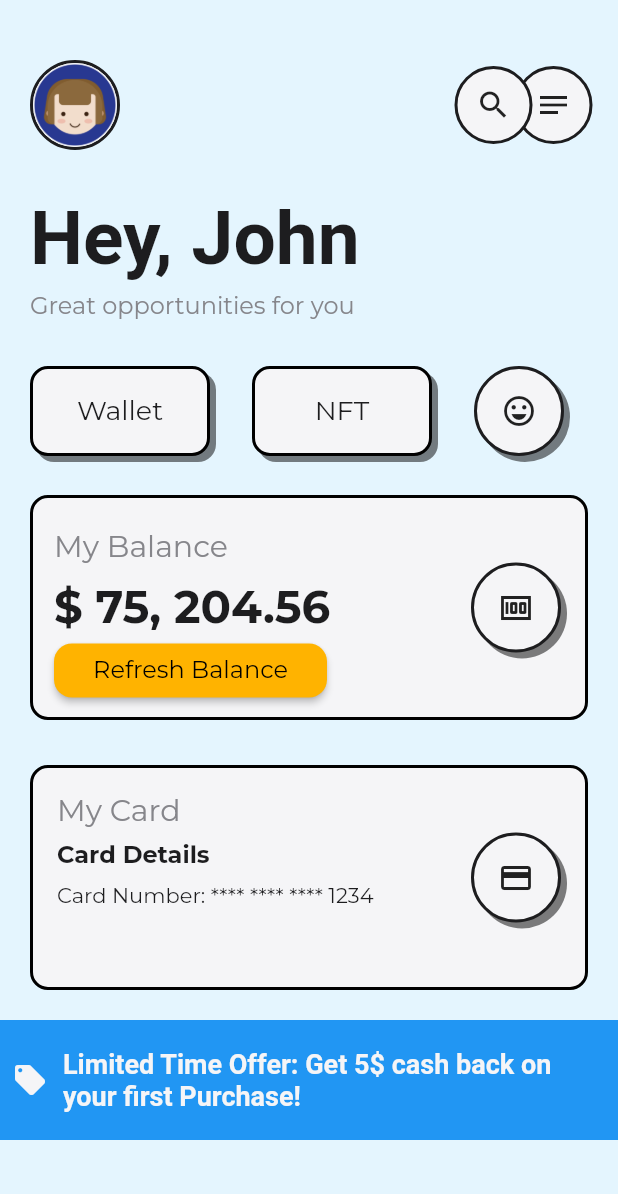
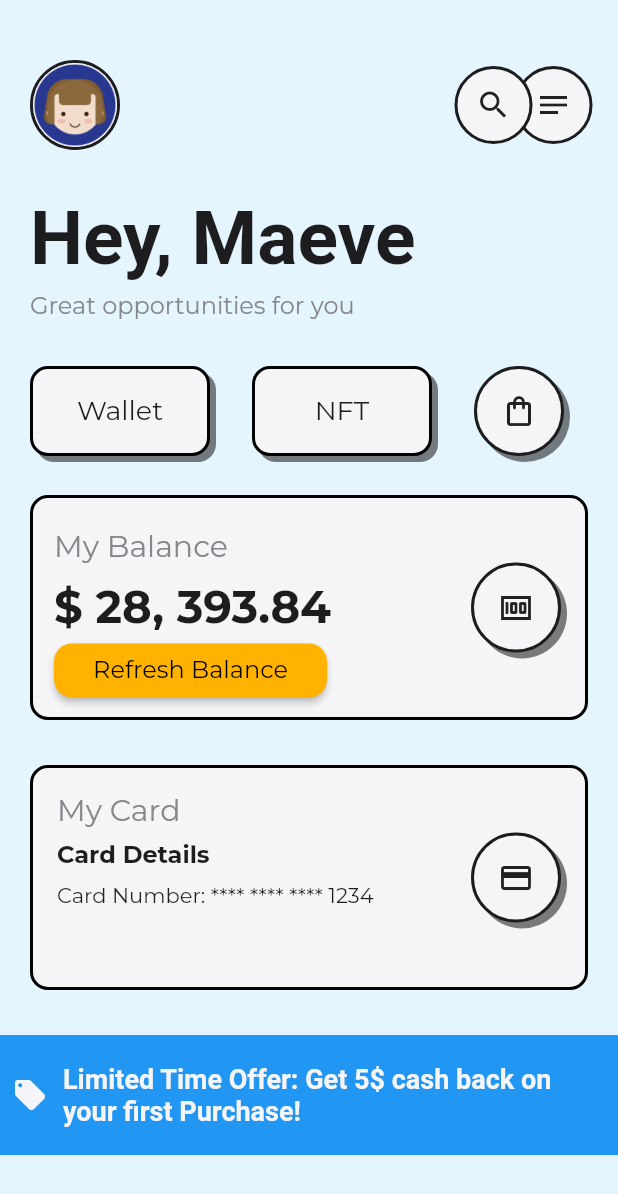
Before and after one commit to gauransh18/cryptoApp_ui, a Flutter app: the screen it shows after launch, after a tap on "Go for crypto", on a phone screen of 412 x 824 dp. Shown: the top 1194 px of the screen. Run offline on Flutter 3.47's test engine with Material 2 defaults, Android fonts, the light colour scheme and no system bars; our stand-ins replace animated_text_kit, google_fonts.

Commit message:
ui improvements

```diff
--- a/lib/contants.dart
+++ b/lib/contants.dart
@@ -1,10 +1,13 @@
 import 'package:flutter/material.dart';
 
-String name = 'John';
+String name = 'Maeve';
 String welcomeText = 'Great opportunities for you';
+String startTitle = 'Welcome\nto the\nCrypto UI';
+String startText = 'Welcome to Cryto UI, where you can effortlessly and securely buy and sell a wide range of digital currencies. Enjoy the convenience of conducting transactions anytime and from anywhere, ensuring a safe and user-friendly experience.';
 
 String avatarPath = 'assets/avatar.png';
-String balance = '75, 204.56';
+String balance = '28, 393.84';
+
 
 Color bg_white = Color(0xFFf5f5f7);
 Color txt_black = Color(0xFF1d1d1f);
--- a/lib/homepage.dart
+++ b/lib/homepage.dart
@@ -5,12 +5,13 @@ import 'package:flutter/material.dart';
 import 'package:google_fonts/google_fonts.dart';
 import 'package:animated_text_kit/animated_text_kit.dart';
 import 'routes.dart';
+import 'contants.dart';
 
 class HomePage extends StatefulWidget {
-  const HomePage({super.key});
+  const HomePage({Key? key}) : super(key: key);
 
   @override
-  State<HomePage> createState() => _HomePageState();
+  _HomePageState createState() => _HomePageState();
 }
 
 class _HomePageState extends State<HomePage> {
@@ -18,37 +19,27 @@ class _HomePageState extends State<HomePage> {
   Widget build(BuildContext context) {
     return Container(
       decoration: BoxDecoration(
-        color: Colors.blue[300],
+        //color: Colors.blue[300]
+        color: Color(0xFF48C5FF),
+        //color: Colors.transparent
       ),
       child: Scaffold(
         backgroundColor: Colors.transparent,
         body: SingleChildScrollView(
-            child:
-                Column(mainAxisAlignment: MainAxisAlignment.center, children: [
+          child: Column(
+            mainAxisAlignment: MainAxisAlignment.center,
+            children: [
+              // Title Section
               Center(
                 child: Padding(
                   padding: const EdgeInsets.only(top: 50.0),
                   child: Container(
-                    child: Text('THE BEST\nPLATFORM\nFOR\nCRYPTO',
+                    child: Text(
+                      startTitle,
                       textAlign: TextAlign.center,
-                        style:
-                        //  TextStyle(
-                        //   fontFamily: 'Futura',
-                        //   fontSize: 65,
-                        //   color: Colors.white,
-                        //   shadows: [
-                        //     Shadow(
-                        //       //    blurRadius: 10.0,
-                        //       color: Colors.black,
-                        //       offset: Offset(4, 4),
-                        //     ),
-                        //   ],
-                        // )
-
-                        GoogleFonts.notoSans(
+                      style: GoogleFonts.notoSans(
                         shadows: [
                           Shadow(
-                              //    blurRadius: 10.0,
                             color: Colors.black,
                             offset: Offset(4, 4),
                           ),
@@ -64,18 +55,18 @@ class _HomePageState extends State<HomePage> {
                   ),
                 ),
               ),
+              // Description Section
               Padding(
                 padding: const EdgeInsets.only(top: 30.0),
                 child: Padding(
-                  padding: EdgeInsets.fromLTRB(14, 0, 14, 14),
-                  //  width: 250.0,
+                  padding: const EdgeInsets.fromLTRB(14, 0, 14, 14),
                   child: SizedBox(
                     height: 100,
                     child: AnimatedTextKit(
                       totalRepeatCount: 1,
                       animatedTexts: [
                         TyperAnimatedText(
-                            'Our crptocurrency selling service allows you to easily and securely buy and sell a variety of digital currencies. Anytime and anywhere',
+                          startText,
                           textAlign: TextAlign.center,
                           textStyle: GoogleFonts.gruppo(
                             textStyle: TextStyle(
@@ -84,27 +75,29 @@ class _HomePageState extends State<HomePage> {
                               fontWeight: FontWeight.normal,
                               fontStyle: FontStyle.normal,
                             ),
-                            )),
+                          ),
+                        ),
                       ],
                     ),
                   ),
                 ),
               ),
+              // Button Section
               Padding(
-                padding: EdgeInsets.fromLTRB(8, 8, 8, 8),
+                padding: const EdgeInsets.all(8),
                 child: Container(
                   width: 250,
                   height: 75,
                   child: Padding(
-                    padding: EdgeInsets.fromLTRB(8, 8, 8, 8),
+                    padding: const EdgeInsets.all(8),
                     child: GestureDetector(
                       onTap: () {
                         Navigator.of(context).pushNamedAndRemoveUntil(
-                            routeOne, (route) => false);
+                          routeOne,
+                          (route) => false,
+                        );
                       },
                       child: Container(
-                        // width: 250,
-                        //   height: 100,
                         decoration: BoxDecoration(
                           border: Border.all(
                             color: Colors.black,
@@ -115,7 +108,6 @@ class _HomePageState extends State<HomePage> {
                             BoxShadow(
                               color: Colors.black.withOpacity(0.5),
                               offset: Offset(4, 4),
-                              //   blurRadius: 4,
                             ),
                           ],
                           color: bg_white,
@@ -136,56 +128,11 @@ class _HomePageState extends State<HomePage> {
                       ),
                     ),
                   ),
-
-                  //             Stack(children: [
-                  //               ElevatedButton(
-                  //                 onPressed: () {},
-                  //                 child: Text(
-                  //                   'Get Started',
-                  //                   style: GoogleFonts.gruppo(
-                  //                     color: Colors.black,
-                  //                     fontSize: 20,
-                  //                     fontWeight: FontWeight.normal,
-                  //                   ),
-                  //                 ),
-                  //                 style: ElevatedButton.styleFrom(
-                  //                   elevation: 0,
-                  //                   shadowColor: Colors.transparent,
-                  //                   primary: Colors.white,
-                  //                   shape: RoundedRectangleBorder(
-                  //                       borderRadius: BorderRadius.circular(12.0),
-                  //                       side: BorderSide(width: 2, color: Colors.black)),
-                  //                 ),
-                  //               ),
-                  //               Positioned.fill(
-                  //   child: Container(
-                  //     decoration: BoxDecoration(
-                  //       boxShadow: [
-                  //         BoxShadow(
-                  //           color: Colors.black.withOpacity(0.5),
-                  //           offset: Offset(4, 4),
-                  //           blurRadius: 4,
-                  //         ),
-                  //       ],
-                  //       borderRadius: BorderRadius.circular(12.0),
-                  //       color: Colors.transparent,
-                  //     ),
-                  //   ),
-                  // ),
-                  //             ]),
                 ),
               ),
-            ]),
-          )
-
-          // bottomSheet: Container(
-          //   width: double.infinity,
-          //   height: 50,
-
-          //   child: Center(
-          //     child: Image.asset('assets/grass.png', height: 30, width: 30,),
-          //   ),
-          // ),
+            ],
+          ),
+        ),
       ),
     );
   }
--- a/lib/screenOne.dart
+++ b/lib/screenOne.dart
@@ -12,15 +12,10 @@ class ScreenOne extends StatefulWidget {
 class _ScreenOneState extends State<ScreenOne> {
   @override
   Widget build(BuildContext context) {
-    return Scaffold(
+    return Stack(
+      children: [
+        Scaffold(
           backgroundColor: bg_blue,
-      // appBar: AppBar(
-      //   leading:
-      //   ),
-      //   backgroundColor: Color(0xFFf5f5f7),
-      //   shadowColor: Colors.transparent,
-      //   toolbarHeight: 40,
-      // ),
           body: SingleChildScrollView(
             child: Column(
               crossAxisAlignment: CrossAxisAlignment.start,
@@ -28,6 +23,7 @@ class _ScreenOneState extends State<ScreenOne> {
                 //header
                 Row(
                   children: [
+                    //avatar
                     Padding(
                       padding: const EdgeInsets.fromLTRB(20, 40, 0, 0),
                       child: Container(
@@ -46,13 +42,16 @@ class _ScreenOneState extends State<ScreenOne> {
                       ),
                     ),
                     Spacer(),
+
                     Stack(children: [
+                      //notes icon button
                       Positioned(
                         top: 5.0,
                         right: 5.0,
                         child: Padding(
                           padding: const EdgeInsets.fromLTRB(0, 35, 12, 0),
                           child: Container(
+
                             decoration: BoxDecoration(
                               color: bg_white,
                               shape: BoxShape.circle,
@@ -72,9 +71,11 @@ class _ScreenOneState extends State<ScreenOne> {
                           ),
                         ),
                       ),
+                      //search icon button
                       Padding(
                         padding: const EdgeInsets.fromLTRB(0, 40, 57, 0),
                         child: Container(
+
                           decoration: BoxDecoration(
                             color: bg_white,
                             shape: BoxShape.circle,
@@ -98,6 +99,7 @@ class _ScreenOneState extends State<ScreenOne> {
                   ],
                 ),
                 SizedBox(height: 20),
+                //greeting text
                 Padding(
                   padding: const EdgeInsets.fromLTRB(20.0, 10, 0, 0),
                   child: Container(
@@ -112,6 +114,7 @@ class _ScreenOneState extends State<ScreenOne> {
                   ),
                 ),
 
+                //welcome text
                 Padding(
                   padding: const EdgeInsets.fromLTRB(20.0, 5, 0, 0),
                   child: Container(
@@ -126,10 +129,12 @@ class _ScreenOneState extends State<ScreenOne> {
                   ),
                 ),
 
+                //button row
                 SingleChildScrollView(
                   scrollDirection: Axis.horizontal,
                   child: Row(
                     children: [
+                      //wallet button
                       Padding(
                         padding: EdgeInsets.fromLTRB(20, 30, 8, 8),
                         child: Container(
@@ -172,6 +177,7 @@ class _ScreenOneState extends State<ScreenOne> {
                           ),
                         ),
                       ),
+                      //nft button
                       Padding(
                         padding: EdgeInsets.fromLTRB(20, 30, 8, 8),
                         child: Container(
@@ -214,6 +220,7 @@ class _ScreenOneState extends State<ScreenOne> {
                           ),
                         ),
                       ),
+                      //marketplace button
                       Padding(
                         padding: EdgeInsets.fromLTRB(20, 30, 8, 8),
                         child: Container(
@@ -232,7 +239,7 @@ class _ScreenOneState extends State<ScreenOne> {
                             ],
                           ),
                           child: IconButton(
-                        icon: Icon(Icons.emoji_emotions_outlined),
+                            icon: Icon(Icons.shopping_bag_outlined),
                             onPressed: () {
                               // Perform search action
                             },
@@ -243,6 +250,7 @@ class _ScreenOneState extends State<ScreenOne> {
                   ),
                 ),
 
+                //balance card
                 Padding(
                   padding: EdgeInsets.fromLTRB(20, 18, 20, 0),
                   child: Container(
@@ -259,11 +267,13 @@ class _ScreenOneState extends State<ScreenOne> {
                     ),
                     child: Row(
                       children: [
+                        //My Balance text
                         Column(
                           crossAxisAlignment: CrossAxisAlignment.start,
                           children: [
                             Padding(
-                          padding: const EdgeInsets.fromLTRB(14.0, 20, 0, 10),
+                              padding:
+                                  const EdgeInsets.fromLTRB(14.0, 20, 0, 10),
                               child: Align(
                                 alignment: Alignment.topLeft,
                                 child: Text(
@@ -276,6 +286,7 @@ class _ScreenOneState extends State<ScreenOne> {
                                 ),
                               ),
                             ),
+                            //balance text
                             Padding(
                               padding: const EdgeInsets.only(left: 14.0),
                               child: Align(
@@ -290,6 +301,7 @@ class _ScreenOneState extends State<ScreenOne> {
                                 ),
                               ),
                             ),
+                            //refresh balance button
                             Padding(
                               padding: EdgeInsets.only(left: 14),
                               child: Align(
@@ -323,6 +335,7 @@ class _ScreenOneState extends State<ScreenOne> {
                           ],
                         ),
                         Spacer(),
+                        //wallet icon
                         Padding(
                           padding: EdgeInsets.all(16),
                           child: Container(
@@ -352,6 +365,7 @@ class _ScreenOneState extends State<ScreenOne> {
                   ),
                 ),
 
+                //credit card details
                 Padding(
                   padding: EdgeInsets.fromLTRB(20, 30, 20, 0),
                   child: Container(
@@ -373,6 +387,7 @@ class _ScreenOneState extends State<ScreenOne> {
                           child: Column(
                             crossAxisAlignment: CrossAxisAlignment.start,
                             children: [
+                              //my card text
                               Text(
                                 'My Card',
                                 style: GoogleFonts.montserrat(
@@ -382,6 +397,7 @@ class _ScreenOneState extends State<ScreenOne> {
                                 ),
                               ),
                               SizedBox(height: 8),
+                              //card details text
                               Text(
                                 'Card Details',
                                 style: GoogleFonts.montserrat(
@@ -391,6 +407,7 @@ class _ScreenOneState extends State<ScreenOne> {
                                 ),
                               ),
                               SizedBox(height: 8),
+                              //card number text
                               Text(
                                 'Card Number: **** **** **** 1234',
                                 style: GoogleFonts.montserrat(
@@ -403,6 +420,7 @@ class _ScreenOneState extends State<ScreenOne> {
                           ),
                         ),
                         Spacer(),
+                        //credit card icon
                         Padding(
                           padding: EdgeInsets.all(16),
                           child: Container(
@@ -432,12 +450,13 @@ class _ScreenOneState extends State<ScreenOne> {
                   ),
                 ),
 
-            SizedBox(height: 20),
+                //offer banner
+                SizedBox(height: 30),
 
                 Positioned(
-              bottom: 0,
-              left: 0,
-              right: 0,
+                  // // bottom: 0,
+                  // // left: 0,
+                  // // right: 0,
                   child: Container(
                     height: 80,
                     width: double.infinity,
@@ -470,6 +489,8 @@ class _ScreenOneState extends State<ScreenOne> {
               ],
             ),
           ),
+        ),
+      ],
     );
   }
 }
```
Also changed, not shown: pubspec.yaml (+4 -4 lines), assets/Untitled.svg (added), assets/futura-Regular.otf (deleted), assets/homeSS.png (added), assets/mainSS.png (added). Lines whose indentation alone changed are shown as unchanged.
